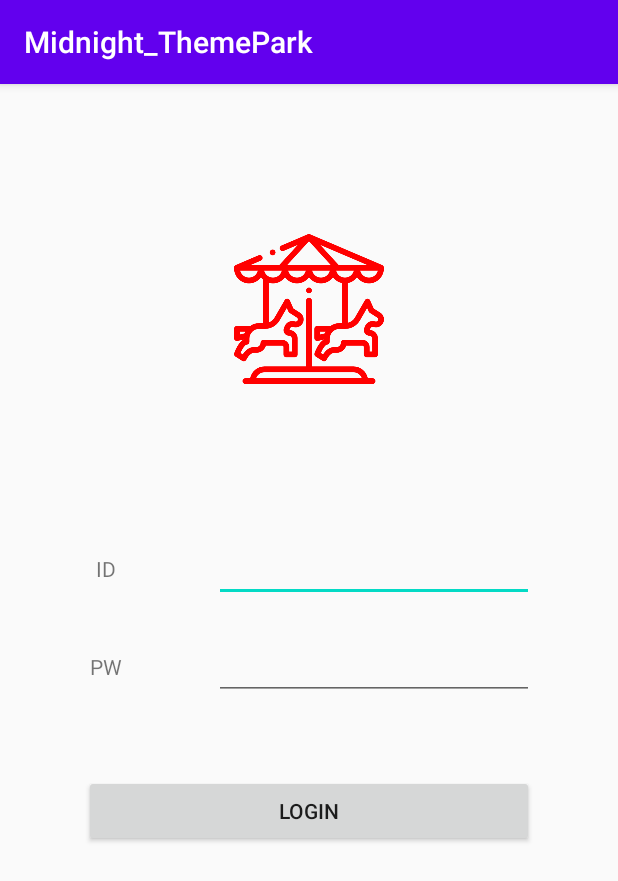
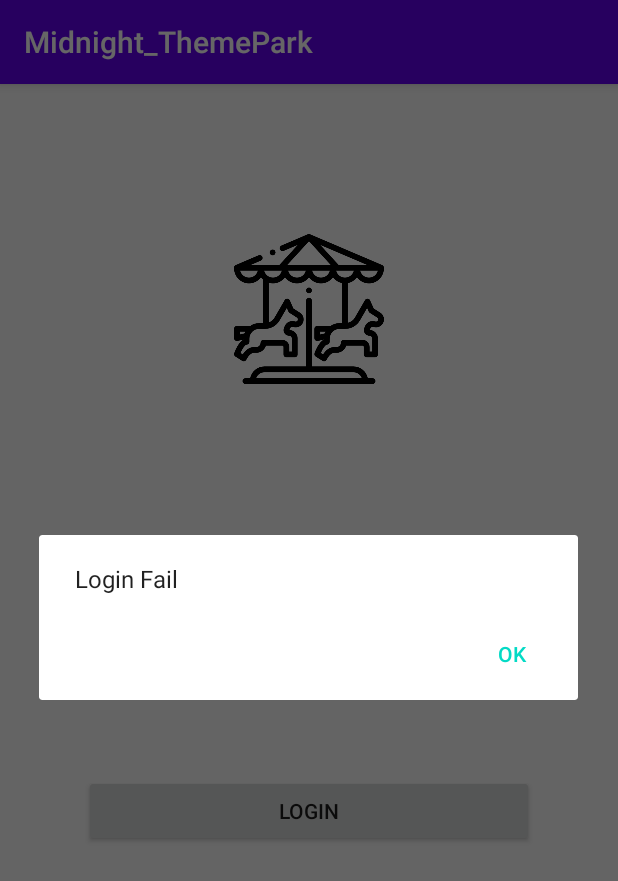
Before and after one commit to cheolyeing/CNS-ThemePark, an Android app: the screen it shows after launch (MainActivity), after a tap on "LOGIN", on a phone screen of 412 x 824 dp. Shown: the top 881 px of the screen. Run offline under Robolectric (Android 15) with nearby library versions, the phone set to English and light mode, and no system bars.

Commit message:
Create login prototype

```diff
--- a/app/src/main/java/com/example/midnight_themepark/MainActivity.kt
+++ b/app/src/main/java/com/example/midnight_themepark/MainActivity.kt
@@ -15,41 +15,87 @@ class MainActivity : AppCompatActivity() {
 
         // ImageView를 id로 불러와서 색깔을 입히는 작업
         var iv: ImageView = findViewById(R.id.mainImg)
-        iv.setColorFilter(Color.argb(255,255,0,0))
+        iv.setColorFilter(Color.argb(255, 255, 0, 0))
+
+        // 이미지뷰 컨트롤
+        var r: Boolean = true
+        var g: Boolean = false
+        var b: Boolean = false
+
+        if (r) {
+            for (i in 0..255) {
+                iv.setColorFilter(Color.argb(255, i, 0, 0))
+            }
+            for (i in 0..255) {
+                iv.setColorFilter(Color.argb(255, 255 - i, 0, 0))
+            }
+            r = false
+            g = true
+        }
+        if (g) {
+            for (i in 0..255) {
+                iv.setColorFilter(Color.argb(255, 0, i, 0))
+            }
+            for (i in 0..255) {
+                iv.setColorFilter(Color.argb(255, 0, 255 - i, 0))
+            }
+            g = false
+            b = true
+        }
+        if (b) {
+            for (i in 0..255) {
+                iv.setColorFilter(Color.argb(255, 0, 0, i))
+            }
+            for (i in 0..255) {
+                iv.setColorFilter(Color.argb(255, 0, 0, 255 - i))
+            }
+            b = false
+            r = true
+        }
 
         // Button 가져오기
-        val button : Button = findViewById(R.id.loginBtn);
+        val button: Button = findViewById(R.id.loginBtn);
         button.setOnClickListener() {
             // 여기에 버튼 클릭했을때 할 일 쓰면 됨
 
             // input으로 받은 ID 출력
-            var id : EditText = findViewById(R.id.inputID)
-            var pw : EditText = findViewById(R.id.inputPW)
+            var id: EditText = findViewById(R.id.inputID)
+            var pw: EditText = findViewById(R.id.inputPW)
 
-            var idVal : String = id.text.toString()
-            var pwVal : String = pw.text.toString()
+            var idVal: String = id.text.toString()
+            var pwVal: String = pw.text.toString()
 
-            if(idVal=="CNS2020" && pwVal=="2020") {
-                val builder = AlertDialog.Builder(this@MainActivity)
-                builder.setTitle("YYY")
-                builder.setMessage("MESSAGE")
-                builder.setPositiveButton("YES") { dialog, which ->
+            val builder = AlertDialog.Builder(this@MainActivity)
+            if (idVal == "CNS2020" && pwVal == "2020") {
+                Toast.makeText(applicationContext, "Login Success", Toast.LENGTH_SHORT).show()
+                /*builder.setTitle("")
+                builder.setMessage("Login Success")
+                builder.setPositiveButton("OK") { dialog, which ->
                     Toast.makeText(applicationContext, "OK", Toast.LENGTH_SHORT).show()
 
-                }
+                }*/
 
-                builder.setNegativeButton("NO") {dialog, which ->
+                /*builder.setNegativeButton("NO") {dialog, which ->
                     Toast.makeText(applicationContext, "NO", Toast.LENGTH_SHORT).show()
 
                 }
 
                 builder.setNeutralButton("Cancel") { _,_->
                     Toast.makeText(applicationContext, "cancel", Toast.LENGTH_SHORT).show()
+                }*/
+
+
+            } else {
+                builder.setTitle("")
+                builder.setMessage("Login Fail")
+                builder.setPositiveButton("OK") { dialog, which ->
+                    //Toast.makeText(applicationContext, "OK", Toast.LENGTH_SHORT).show()
+
                 }
-
                 val dialog: AlertDialog = builder.create()
                 dialog.show()
             }
+
         }
     }
 }
```
